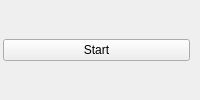
Old version of the form src/ui/mainwindow.ui in the repository ankkanen-de/ankkanen-panel.
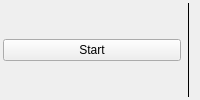
New version of the form.

Commit message: ankkanen-panel: Implement simple taskbar

What changed in the file:
```diff
--- a/src/ui/mainwindow.ui
+++ b/src/ui/mainwindow.ui
@@ -25,6 +25,19 @@
      </property>
     </widget>
    </item>
+   <item>
+    <widget class="QFrame" name="frame">
+     <property name="frameShape">
+      <enum>QFrame::VLine</enum>
+     </property>
+     <property name="frameShadow">
+      <enum>QFrame::Plain</enum>
+     </property>
+    </widget>
+   </item>
+   <item>
+    <layout class="QHBoxLayout" name="taskLayout"/>
+   </item>
    <item>
     <spacer name="horizontalSpacer">
      <property name="orientation">
```
The commit also changes 5 other files.
